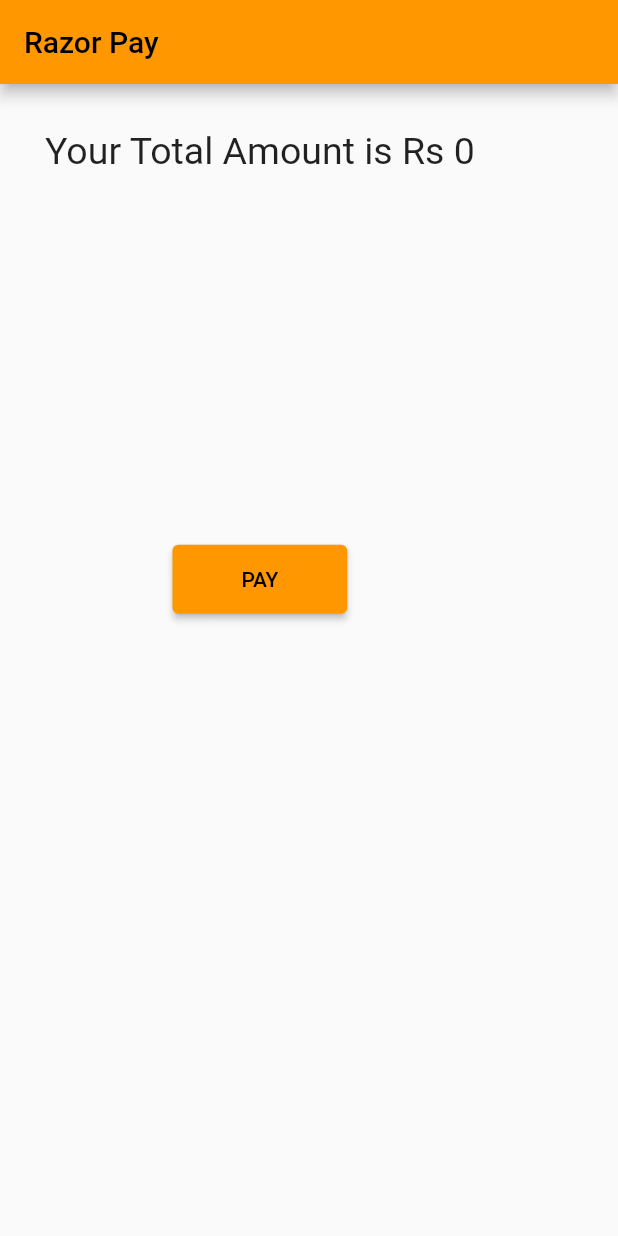
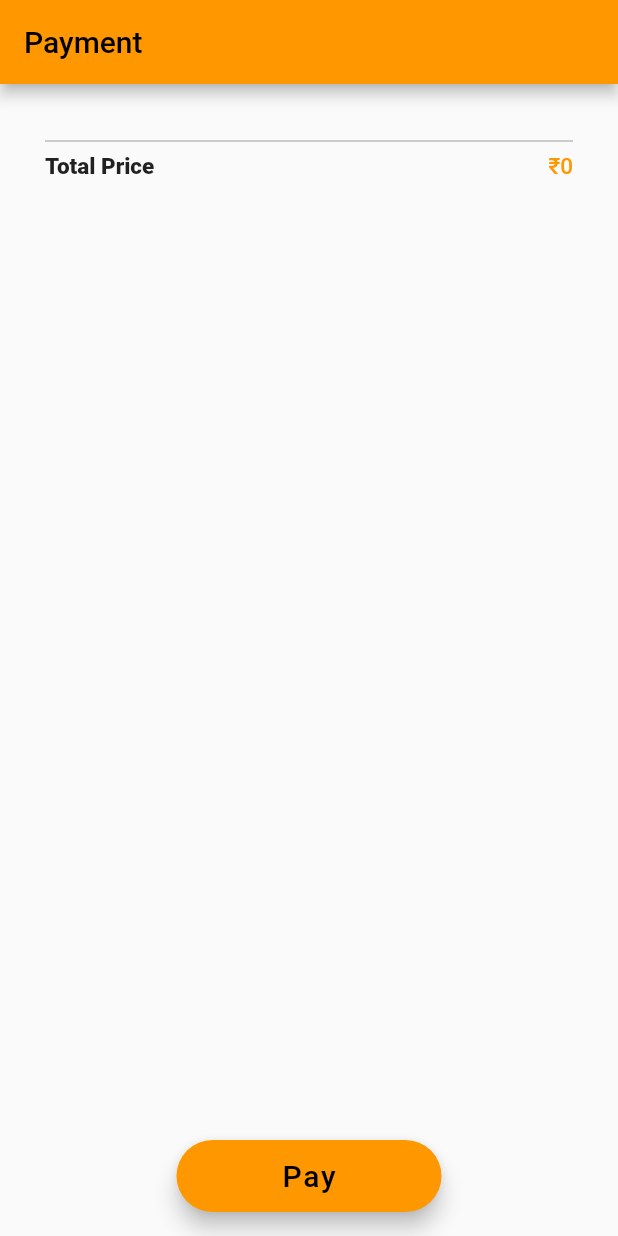
Before and after one commit to Simran2000-jpg/FoodShades, a Flutter app: the Payment screen opened directly with empty values, on a phone screen of 412 x 824 dp. Run offline on Flutter 3.47's test engine with Material 2 defaults, Android fonts, the phone set to English and light mode, and no system bars; our stand-ins replace anim_search_bar, awesome_notifications, circular_countdown_timer, cloud_firestore, firebase_auth, firebase_core and 11 more; missing offline and left inert: passcode_screen, razorpay_flutter; accounts and stored records are empty.

Commit message:
improved payement page

```diff
--- a/shades_food/lib/screens/cart/cart_screen.dart
+++ b/shades_food/lib/screens/cart/cart_screen.dart
@@ -361,8 +361,11 @@ class _CartScreenState extends State<CartScreen> {
                     onTap: () {
                       if (totalprice > 0)
                         Navigator.of(context).pushReplacement(MaterialPageRoute(
-                            builder: (BuildContext context) =>
-                                Payment(price: totalprice, cartid: fcartid)));
+                            builder: (BuildContext context) => Payment(
+                                price: totalprice,
+                                cartid: fcartid,
+                                datas: datas,
+                                cnt: fcnt)));
                     },
                     child: Container(
                       color: Colors.orange,
--- a/shades_food/lib/screens/home/myorders.dart
+++ b/shades_food/lib/screens/home/myorders.dart
@@ -97,7 +97,8 @@ class _MyOrderState extends State<MyOrder> {
                 ? Container(
                     child: Text("Loading"),
                   )
-                : Expanded(
+                : orders.length > 0
+                    ? Expanded(
                         child: ListView.builder(
                             itemCount: orders.length,
                             itemBuilder: (context, index) {
@@ -116,7 +117,8 @@ class _MyOrderState extends State<MyOrder> {
                                 child: Column(
                                   children: [
                                     Row(
-                                  crossAxisAlignment: CrossAxisAlignment.start,
+                                      crossAxisAlignment:
+                                          CrossAxisAlignment.start,
                                       children: [
                                         Container(
                                           decoration: BoxDecoration(
@@ -156,7 +158,8 @@ class _MyOrderState extends State<MyOrder> {
                                             Text(
                                               "Quantity: ${orders[index]["dishandcount"][0]["count"].toString()}",
                                               style: TextStyle(
-                                              fontSize: 14, color: Colors.grey),
+                                                  fontSize: 14,
+                                                  color: Colors.grey),
                                             ),
                                             SizedBox(
                                               height: 10,
@@ -164,12 +167,14 @@ class _MyOrderState extends State<MyOrder> {
                                             Text(
                                               "Ordered on",
                                               style: TextStyle(
-                                              fontSize: 14, color: Colors.grey),
+                                                  fontSize: 14,
+                                                  color: Colors.grey),
                                             ),
                                             Text(
                                               " ${dt.toDate().toString().trim().substring(0, dt.toDate().toString().trim().length - 7)}",
                                               style: TextStyle(
-                                              fontSize: 10, color: Colors.grey),
+                                                  fontSize: 10,
+                                                  color: Colors.grey),
                                             ),
                                           ],
                                         ),
@@ -203,6 +208,9 @@ class _MyOrderState extends State<MyOrder> {
                                 ),
                               );
                             }))
+                    : Container(
+                        child: Text("No orders yet"),
+                      ),
           ],
         ),
       ),
--- a/shades_food/lib/screens/payment.dart
+++ b/shades_food/lib/screens/payment.dart
@@ -9,11 +9,15 @@ import '../order.dart';
 class Payment extends StatefulWidget {
   int price = 0;
   List<String> cartid = <String>[];
+  List<DocumentSnapshot> datas = <DocumentSnapshot>[];
+  List<int> cnt = <int>[];
 
   Payment({
     Key? key,
     required this.price,
     required this.cartid,
+    required this.datas,
+    required this.cnt,
   }) : super(key: key);
 
   @override
@@ -133,32 +137,101 @@ class _PaymentState extends State<Payment> {
     return Scaffold(
       appBar: AppBar(
         backgroundColor: Colors.orange,
-        title: Text("Razor Pay"),
+        title: Text("Payment"),
       ),
-      body: Padding(
-        padding: EdgeInsets.all(30.0),
-        child: Column(
-            crossAxisAlignment: CrossAxisAlignment.center,
-            children: <Widget>[
-              Text(
-                'Your Total Amount is Rs ${widget.price}',
-                style: TextStyle(fontSize: 25.0),
+      floatingActionButton: FloatingActionButton.extended(
+        backgroundColor: Colors.orange,
+        label: Padding(
+          padding: const EdgeInsets.symmetric(horizontal: 50),
+          child: Text(
+            "Pay",
+            style: TextStyle(fontSize: 20),
           ),
-              SizedBox(
-                height: MediaQuery.of(context).size.height * .3,
         ),
-              ElevatedButton(
         onPressed: () {
           openCheckout();
         },
-                  style: ElevatedButton.styleFrom(primary: Colors.orange),
-                  child: Padding(
+      ),
+      floatingActionButtonLocation: FloatingActionButtonLocation.centerFloat,
+      body: Padding(
+          padding: EdgeInsets.all(30.0),
+          child: Expanded(
+            child: ListView.builder(
+              itemCount: widget.datas.length + 1,
+              itemBuilder: (context, index) {
+                // counter = fcnt[index];
+                return index < widget.datas.length
+                    ? Container(
+                        // color: Colors.amber,
+                        // margin: EdgeInsets.only(
+                        //     top: MediaQuery.of(context).size.height * 0.03,
+                        //     left: MediaQuery.of(context).size.width * 0.03,
+                        //     right: MediaQuery.of(context).size.width * 0.03,
+                        //     bottom: MediaQuery.of(context).size.height * 0.01),
+                        child: Container(
+                            margin: EdgeInsets.only(bottom: 20),
+                            // decoration: BoxDecoration(
+                            // color: Colors.white,
+                            // borderRadius: BorderRadius.circular(15),
+                            // boxShadow: [
+                            //   BoxShadow(
+                            //     color: Colors.grey.withOpacity(0.5),
+                            //     spreadRadius: 5,
+                            //     blurRadius: 7,
+                            //     offset: Offset(0, 3), // changes position of shadow
+                            //   ),
+                            // ],
+                            // ),
+                            child: Row(
+                              mainAxisAlignment: MainAxisAlignment.spaceBetween,
+                              children: [
+                                Text(
+                                  widget.datas[index]["name"],
+                                  style: TextStyle(
+                                      fontWeight: FontWeight.w500,
+                                      fontSize: 20),
+                                ),
+                                Padding(
                                   padding: const EdgeInsets.symmetric(
-                        horizontal: 30.0, vertical: 15),
-                    child: Text("PAY"),
+                                      vertical: 8, horizontal: 1),
+                                  child: Text(
+                                    '\u{20B9}${widget.datas[index]["price"]} x ${widget.cnt[index].toString()}',
+                                    // textAlign: TextAlign.left,
+                                    style: TextStyle(
+                                        fontWeight: FontWeight.w500,
+                                        fontSize: 15,
+                                        color: Colors.orange),
+                                  ),
+                                ),
+                              ],
                             )),
-            ]),
+                      )
+                    : Column(
+                        children: [
+                          Divider(
+                            color: Colors.grey,
                           ),
+                          Row(
+                              mainAxisAlignment: MainAxisAlignment.spaceBetween,
+                              children: [
+                                Text("Total Price",
+                                    style: TextStyle(
+                                      fontWeight: FontWeight.w800,
+                                      fontSize: 15,
+                                    )),
+                                Text(
+                                  '\u{20B9}${widget.price}',
+                                  style: TextStyle(
+                                      fontWeight: FontWeight.w500,
+                                      fontSize: 15,
+                                      color: Colors.orange),
+                                )
+                              ])
+                        ],
+                      );
+              },
+            ),
+          )),
     );
   }
 }
```
Lines whose indentation alone changed are shown as unchanged.
